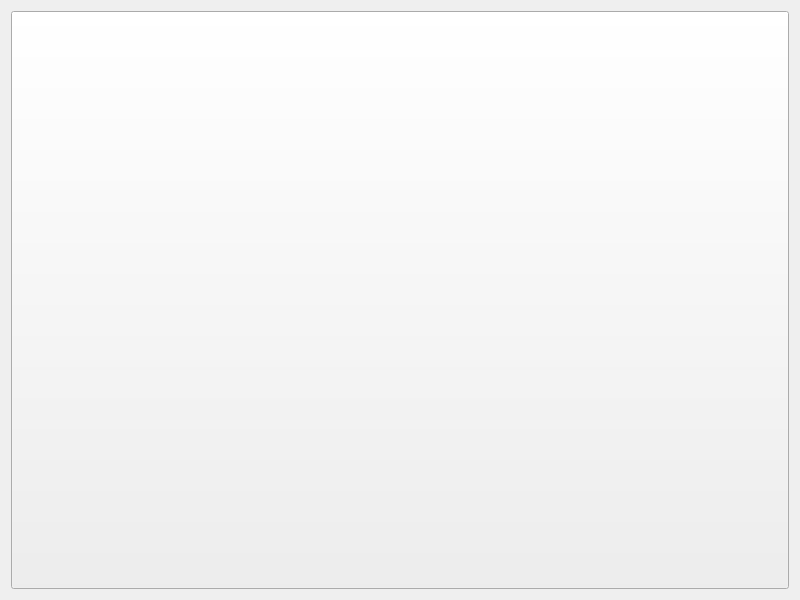
Above: example/MainWindow.ui from MilanInjac/WolkConnect-Cpp before the change. Below: the same form after it.
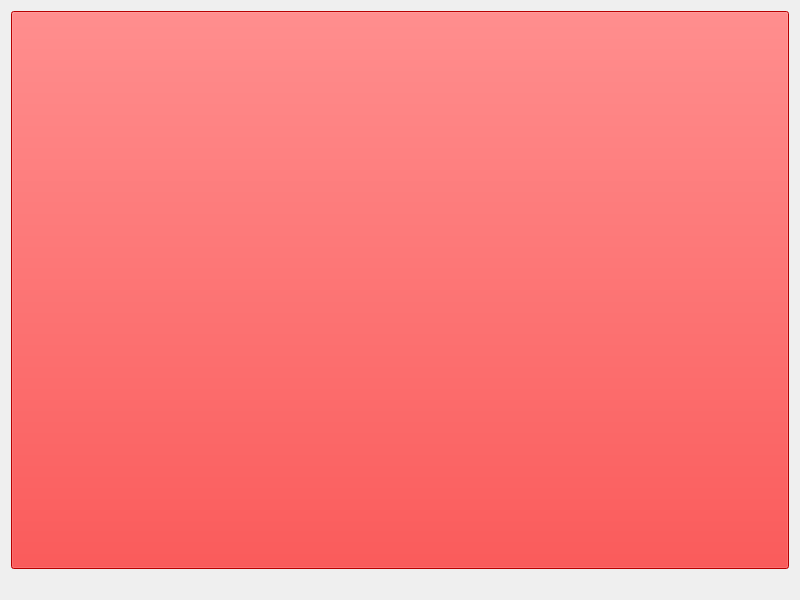
That is the form after the change.

What changed in the file:
```diff
--- a/example/MainWindow.ui
+++ b/example/MainWindow.ui
@@ -26,7 +26,7 @@
    <string>Ready2Wash Changer</string>
   </property>
   <widget class="QWidget" name="centralWidget">
-   <layout class="QHBoxLayout" name="horizontalLayout">
+   <layout class="QVBoxLayout" name="verticalLayout">
     <item>
      <widget class="QPushButton" name="pushButton">
       <property name="sizePolicy">
@@ -48,6 +48,10 @@
         <bold>true</bold>
        </font>
       </property>
+      <property name="styleSheet">
+       <string notr="true">QPushButton {color:black; background-color: red;}
+QPushButton:checked {color:black; background-color: green;}</string>
+      </property>
       <property name="text">
        <string/>
       </property>
@@ -56,6 +60,13 @@
       </property>
      </widget>
     </item>
+    <item>
+     <widget class="QLabel" name="label">
+      <property name="text">
+       <string/>
+      </property>
+     </widget>
+    </item>
    </layout>
   </widget>
  </widget>
```
